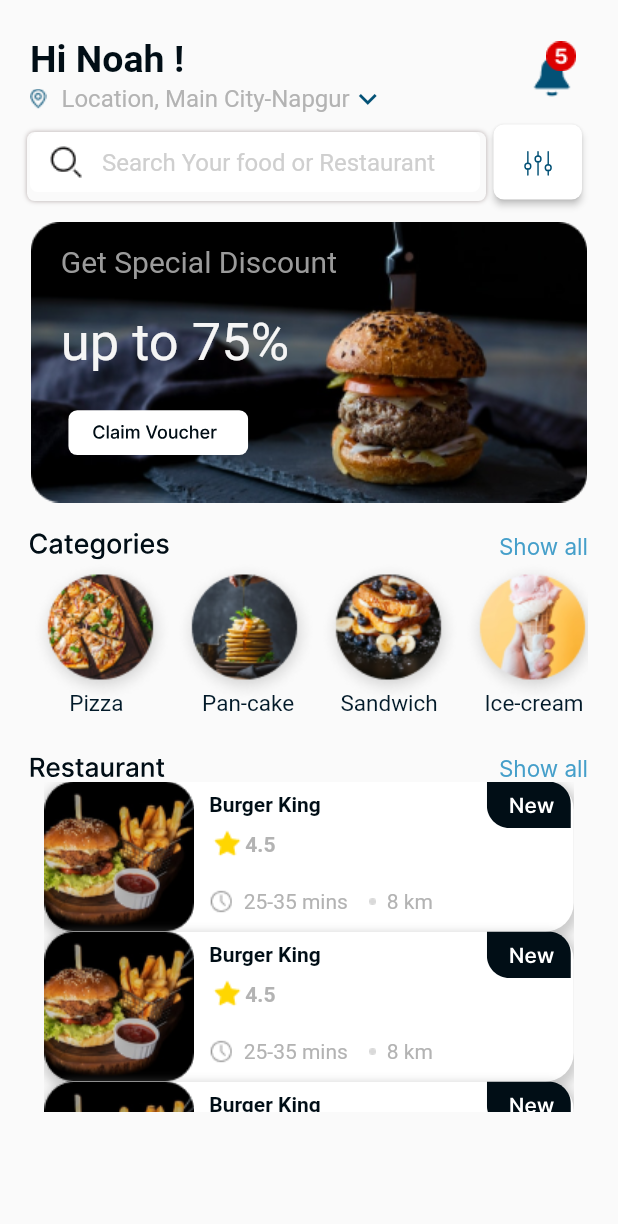
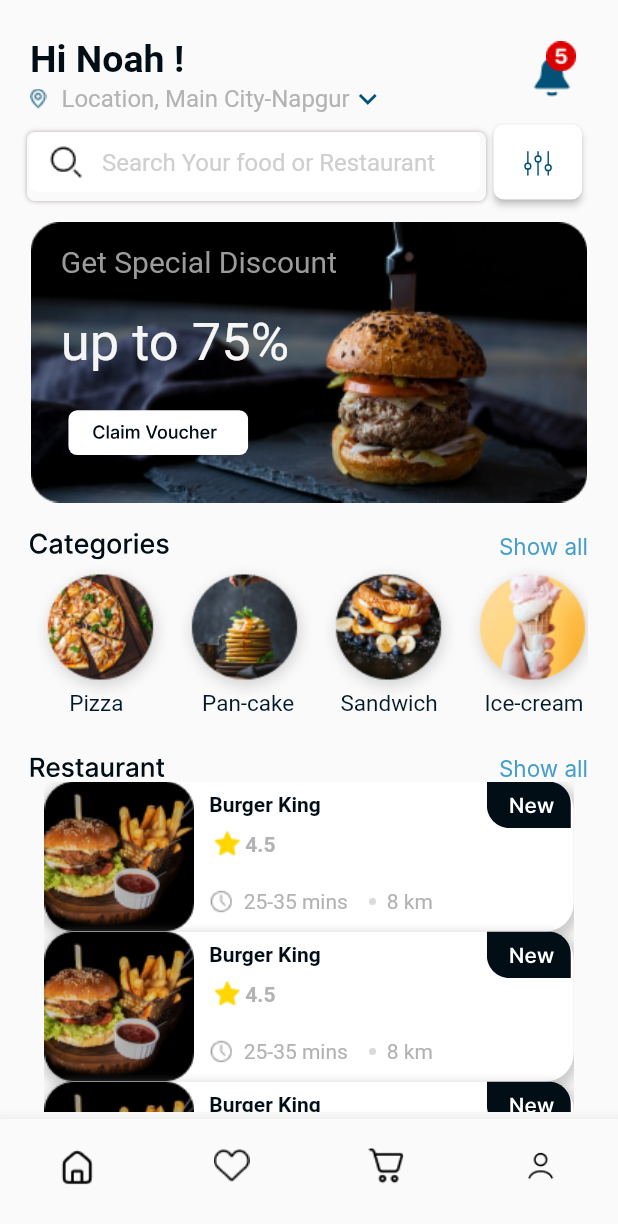
Before and after one commit to oakarakum/food_app2, a Flutter app: the HomePageScreen screen opened directly, on a phone screen of 412 x 824 dp. Shown: the top 1224 px of the screen. Run offline on Flutter 3.47's test engine with Material 2 defaults, Android fonts, the phone set to English and light mode, and no system bars; our stand-ins replace flutter_svg, google_fonts; Roboto replaces fonts that are missing (Inter).

```diff
--- a/lib/homepage_screen.dart
+++ b/lib/homepage_screen.dart
@@ -4,6 +4,7 @@ import 'package:flutter/src/widgets/framework.dart';
 import 'package:flutter_svg/flutter_svg.dart';
 import 'package:food_app2/widgets/appbarmenu.dart';
 import 'package:food_app2/widgets/banner.dart';
+import 'package:food_app2/widgets/bottomnavibar.dart';
 import 'package:food_app2/widgets/category.dart';
 import 'package:food_app2/widgets/restaurantList.dart';
 import 'package:food_app2/widgets/searchbar.dart';
@@ -35,6 +36,7 @@ class _HomePageScreenState extends State<HomePageScreen> {
   @override
   Widget build(BuildContext context) {
     return Scaffold(
+      bottomNavigationBar: BottomNavBar(),
       body: SingleChildScrollView(
         child: Padding(
           padding: EdgeInsets.symmetric(horizontal: 20),
```
